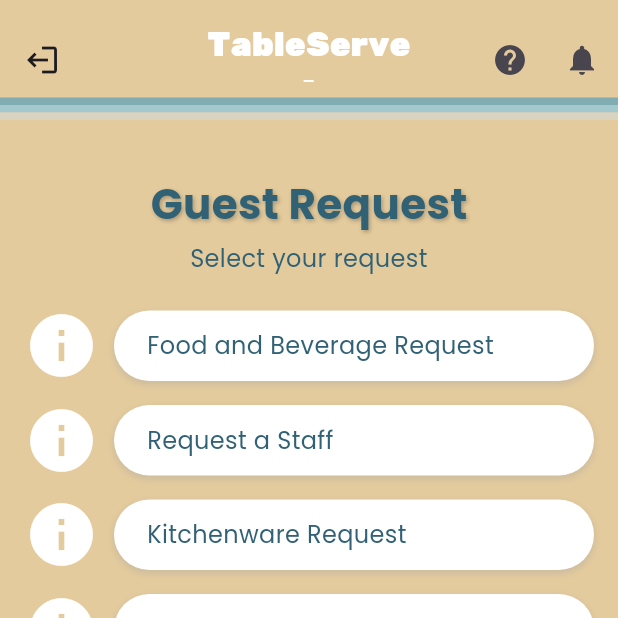
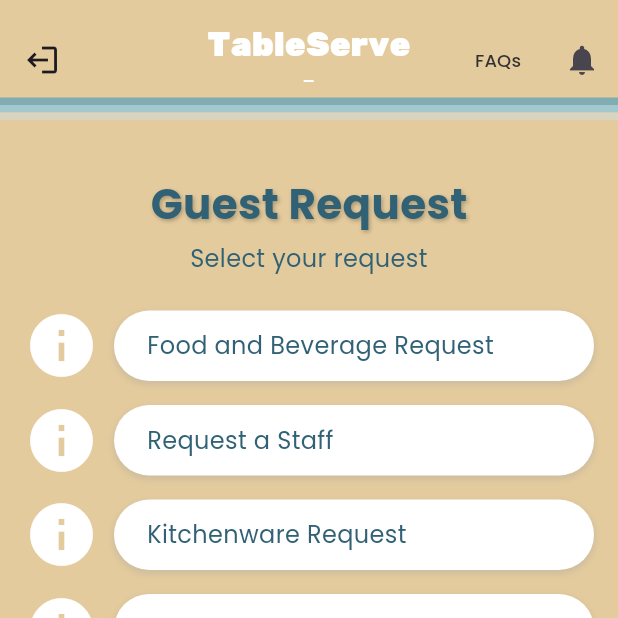
Before and after one commit to Famanias/soft-eng, a Flutter app: the GuestRequestScreen screen opened by its route, on a phone screen of 412 x 824 dp, the top half of it. Run offline on Flutter 3.47's test engine with Material 3 defaults, Android fonts, the phone set to English and light mode, and no system bars; our stand-ins replace awesome_notifications, cloud_firestore, firebase_auth, firebase_core, firebase_messaging, flutter_dotenv and 3 more; missing offline and left inert: qr_code_scanner; accounts and stored records are empty.

Commit message:
Update guest_request_screen.dart

```diff
--- a/flutter_application_1/lib/screens/guest_request/guest_request_screen.dart
+++ b/flutter_application_1/lib/screens/guest_request/guest_request_screen.dart
@@ -452,9 +452,8 @@ class GuestRequestScreenState extends State<GuestRequestScreen>
           Row(
             mainAxisSize: MainAxisSize.min,
             children: [
-              IconButton(
-                icon: const Icon(Icons.help),
-                  onPressed: () {
+              TextButton(
+                onPressed: () {
                     Navigator.push(
                       context,
                       MaterialPageRoute(
@@ -462,7 +461,26 @@ class GuestRequestScreenState extends State<GuestRequestScreen>
                       ),
                     );
                   },
-                ),
+                child:
+                  const Text(
+                    "FAQs",
+                    style: TextStyle(
+                      color: Color.fromARGB(255, 49, 49, 49),
+                      fontSize: 12,
+                    ),
+                  ),
+              ),
+              // IconButton(
+              //   icon: const Icon(Icons.help),
+              //     onPressed: () {
+              //       Navigator.push(
+              //         context,
+              //         MaterialPageRoute(
+              //           builder: (context) => faqScreen(),
+              //         ),
+              //       );
+              //     },
+              //   ),
               StreamBuilder(
                 stream: FirebaseFirestore.instance
                     .collection('notifications')
```
